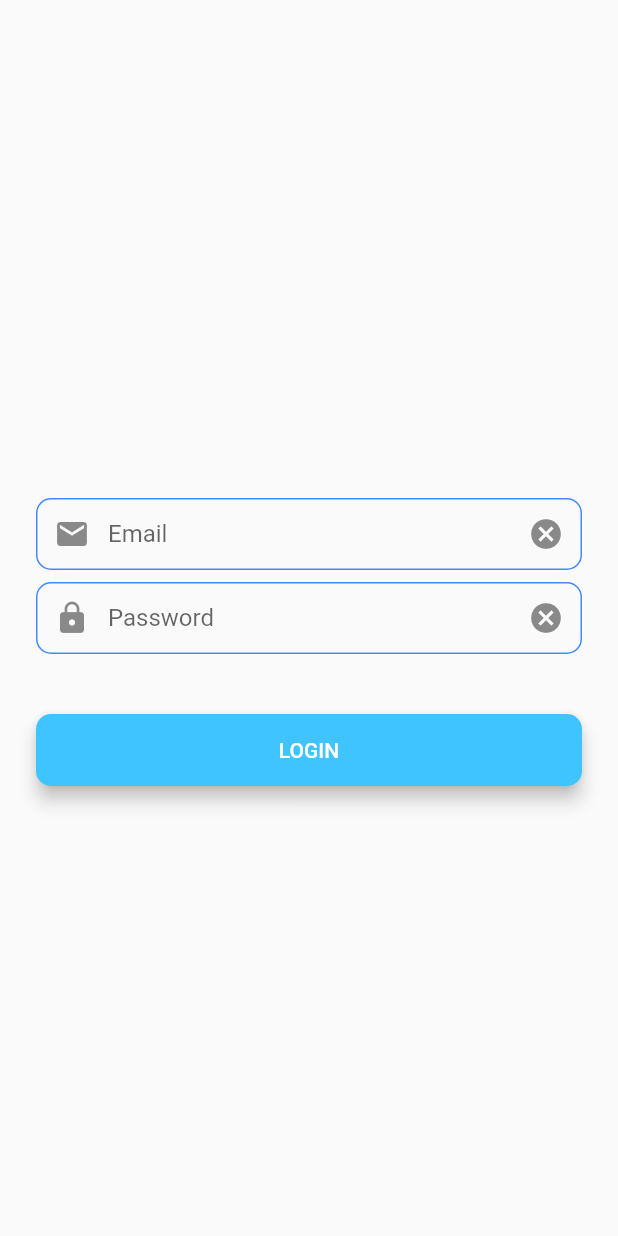
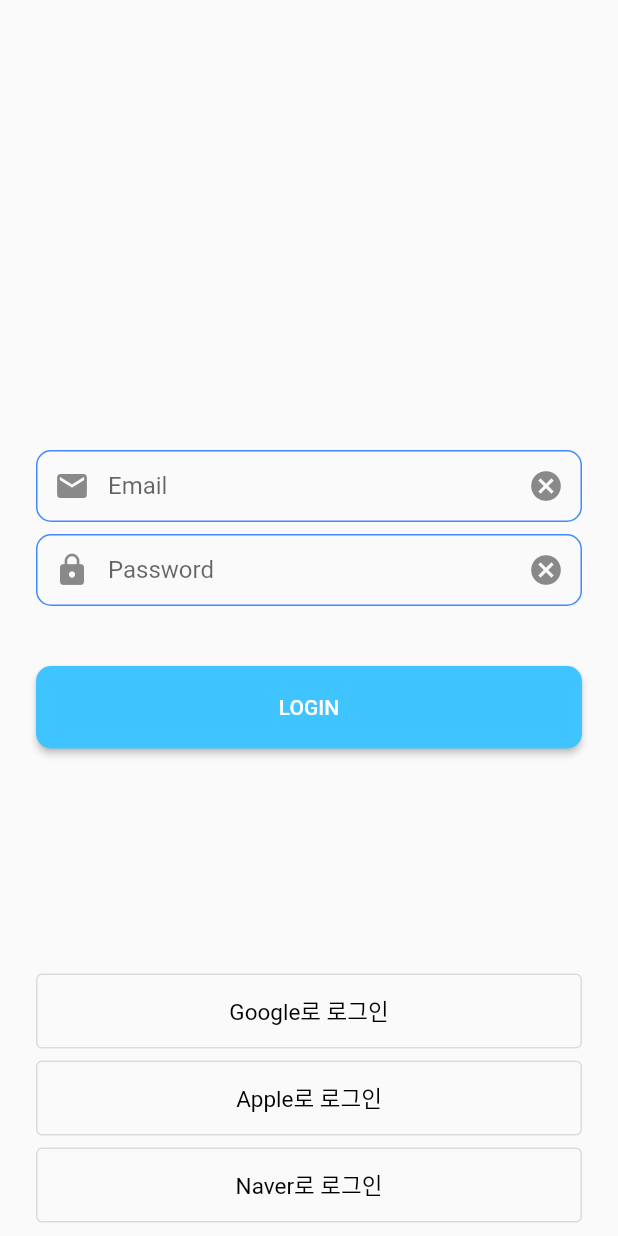
Before and after one commit to controlhabit/app, a Flutter app: the screen it shows after launch, on a phone screen of 412 x 824 dp. Run offline on Flutter 3.47's test engine with Material 2 defaults, Android fonts, the light colour scheme and no system bars; our stand-ins replace flutter_secure_storage, get.

Commit message:
[feat] #1 add SNS login layout

```diff
--- a/lib/components/textfield.dart
+++ b/lib/components/textfield.dart
@@ -1,8 +1,8 @@
 import 'package:flutter/material.dart';
 import 'package:get/get.dart';
 
-class testfieldController extends GetxController {
-  testfieldController();
+class TestfieldController extends GetxController {
+  TestfieldController();
 }
 
 class MyTextField extends StatelessWidget {
--- a/lib/screens/login/login_screen.dart
+++ b/lib/screens/login/login_screen.dart
@@ -1,5 +1,6 @@
 import 'dart:convert';
 
+import 'package:flutter/gestures.dart';
 import 'package:flutter/material.dart';
 import 'package:get/get.dart';
 import 'package:http/http.dart' as http;
@@ -38,14 +39,11 @@ class LoginScreen extends StatelessWidget {
 
     return Scaffold(
       body: Padding(
-        padding: const EdgeInsets.symmetric(horizontal: 24.0),
+        padding: const EdgeInsets.fromLTRB(24, 300, 24, 0),
         child: Column(
-          mainAxisAlignment: MainAxisAlignment.center,
+          // mainAxisAlignment: MainAxisAlignment.center,
           crossAxisAlignment: CrossAxisAlignment.stretch,
           children: [
-            const SizedBox(
-              height: 48.0,
-            ),
             MyTextField(
                 controller: controller.txtLoginid,
                 decoration: kTextFieldDecoration,
@@ -63,17 +61,14 @@ class LoginScreen extends StatelessWidget {
               prefixIcon: const Icon(Icons.lock),
               obscureText: true,
             ),
-            const SizedBox(
-              height: 24.0,
-            ),
             // const Text(
             //   '아이디를 확인해 주세요.',
             //   style: TextStyle(color: Colors.red),
             // ),
             Padding(
-              padding: const EdgeInsets.symmetric(vertical: 16.0),
+              padding: const EdgeInsets.only(top: 40.0),
               child: Material(
-                elevation: 5.0,
+                elevation: 2.0,
                 color: Colors.lightBlueAccent,
                 borderRadius: BorderRadius.circular(10.0),
                 child: MaterialButton(
@@ -82,11 +77,76 @@ class LoginScreen extends StatelessWidget {
                         controller.txtLoginid.text, controller.txtPasswd.text);
                   },
                   minWidth: 200.0,
-                  height: 42.0,
+                  height: 55.0,
                   child: const Text('LOGIN',
                       style:
                           TextStyle(color: Color.fromARGB(255, 255, 255, 255))),
                 ),
+              ),
+            ),
+            Padding(
+              padding: const EdgeInsets.only(top: 150.0),
+              child: Column(
+                mainAxisAlignment: MainAxisAlignment.center,
+                crossAxisAlignment: CrossAxisAlignment.stretch,
+                children: [
+                  OutlinedButton(
+                    style: OutlinedButton.styleFrom(
+                        fixedSize: const Size(200, 50),
+                        textStyle: const TextStyle(fontSize: 15)),
+                    onPressed: () {},
+                    child: const Text('Google로 로그인',
+                        style: TextStyle(color: Color.fromARGB(255, 0, 0, 0))),
+                  ),
+                  const SizedBox(
+                    height: 8.0,
+                  ),
+                  OutlinedButton(
+                    style: OutlinedButton.styleFrom(
+                        fixedSize: const Size(200, 50),
+                        textStyle: const TextStyle(fontSize: 15)),
+                    onPressed: () {},
+                    child: const Text('Apple로 로그인',
+                        style: TextStyle(color: Color.fromARGB(255, 0, 0, 0))),
+                  ),
+                  const SizedBox(
+                    height: 8.0,
+                  ),
+                  OutlinedButton(
+                    style: OutlinedButton.styleFrom(
+                        fixedSize: const Size(200, 50),
+                        textStyle: const TextStyle(fontSize: 15)),
+                    onPressed: () {},
+                    child: const Text('Naver로 로그인',
+                        style: TextStyle(color: Color.fromARGB(255, 0, 0, 0))),
+                  ),
+                ],
+              ),
+            ),
+            Padding(
+              padding: const EdgeInsets.only(top: 10.0),
+              child: Column(
+                mainAxisAlignment: MainAxisAlignment.center,
+                children: [
+                  RichText(
+                    text: TextSpan(
+                      children: [
+                        const TextSpan(
+                            text: 'CONTOL 처음이신가요?  ',
+                            style:
+                                TextStyle(color: Color.fromARGB(255, 0, 0, 0))),
+                        TextSpan(
+                            text: '회원가입',
+                            recognizer: TapGestureRecognizer()
+                              ..onTapDown = (details) {
+                                print(details.globalPosition);
+                              },
+                            style:
+                                const TextStyle(color: Colors.lightBlueAccent)),
+                      ],
+                    ),
+                  ),
+                ],
               ),
             ),
           ],
```
Also changed, not shown: 1 other file.
